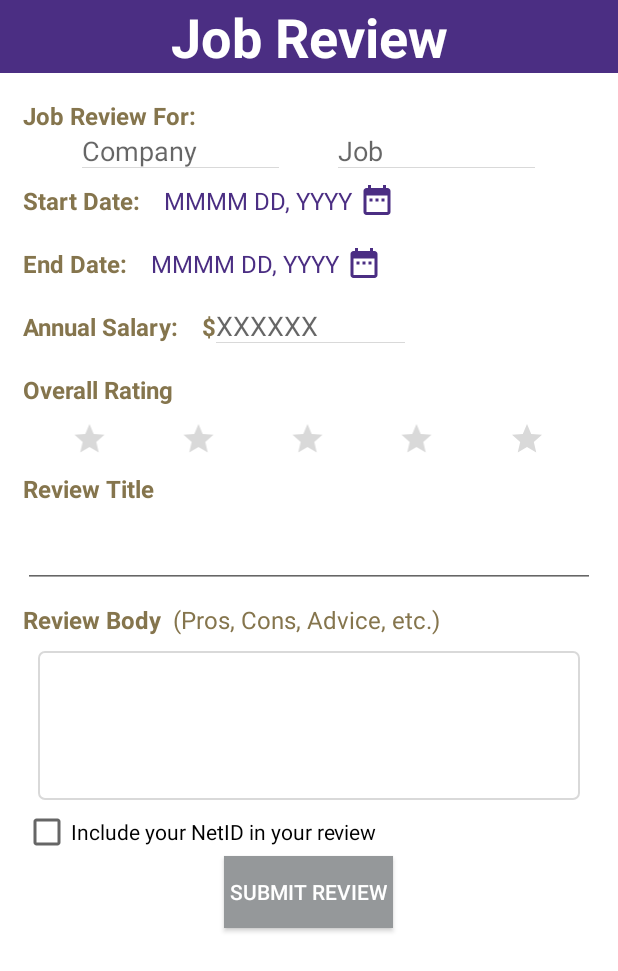
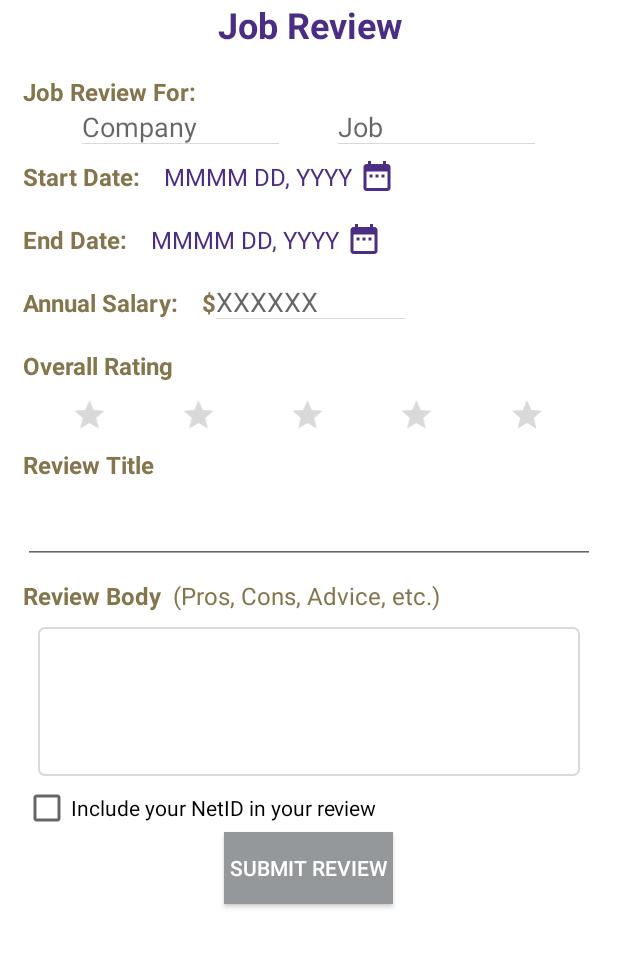
Before and after one commit to JunfeiZhang/GlassDub, an Android app: the WriteReview screen opened directly, with no data from a screen before it, on a phone screen of 412 x 824 dp. Shown: the top 971 px of the screen. Run offline under Robolectric (Android 15) with nearby library versions, the phone set to English and light mode, and no system bars; libraries missing offline, so code that uses them is left out: com.kumulos.android.

Commit message:
start/end dates work

```diff
--- a/app/src/main/java/edu/washington/glassdub/glassdub/InterviewList.java
+++ b/app/src/main/java/edu/washington/glassdub/glassdub/InterviewList.java
@@ -125,7 +125,7 @@ public class InterviewList extends Fragment {
 
         for (int i = 0; i < objects.size(); i++) {
             LinkedHashMap<String, Object> obj = objects.get(i);
-            data[i] = new CustomItem(obj.get("title").toString(), formatDate(obj.get("timeCreated").toString()), obj.get("body").toString(), Integer.valueOf(obj.get("interview_rating").toString()));
+            data[i] = new CustomItem(obj.get("body").toString(), "", formatDate(obj.get("timeCreated").toString()), Integer.valueOf(obj.get("interview_rating").toString()));
         }
 
         return data;
--- a/app/src/main/java/edu/washington/glassdub/glassdub/WriteReview.java
+++ b/app/src/main/java/edu/washington/glassdub/glassdub/WriteReview.java
@@ -193,7 +193,7 @@ public class WriteReview extends Activity {
                                                 String jobResult = (String) objects.get(0).get("companyID");
                                                 Log.d(TAG, "first object:" + objects.get(0).toString());
                                                 Log.i("testing", objects.get(0).toString());
-                                                companyID = objects.get(0).get("companyID").toString();
+                                                companyID = objects.get(0).get("company").toString();
                                                 GlassDub app = (GlassDub) getApplication();
 
                                                 Map<String, String> reviewParams = new HashMap<>();
@@ -389,6 +389,7 @@ public class WriteReview extends Activity {
         public boolean onTouch(View v, MotionEvent event) {
             if(event.getAction() == MotionEvent.ACTION_DOWN) {
                 end_date_view.setText("MMMM DD, YYYY ");
+                end_date_delete.setVisibility(View.INVISIBLE);
             }
             return true;
         }
--- a/app/src/main/res/layout/activity_write_interview.xml
+++ b/app/src/main/res/layout/activity_write_interview.xml
@@ -17,11 +17,11 @@
 
         <TextView
             android:text="Interview Review"
-            android:textSize="@dimen/font_size_title"
+            android:textSize="24dp"
             android:textStyle="bold"
             android:gravity="center"
-            android:background="@color/purple"
-            android:textColor="@color/white"
+            android:background="@color/white"
+            android:textColor="@color/purple"
             android:layout_width="match_parent"
             android:layout_height="wrap_content"
             android:paddingBottom="5dp"/>
--- a/app/src/main/res/layout/activity_write_review.xml
+++ b/app/src/main/res/layout/activity_write_review.xml
@@ -1,5 +1,4 @@
 <?xml version="1.0" encoding="utf-8"?>
-
 <ScrollView xmlns:android="http://schemas.android.com/apk/res/android"
     xmlns:tools="http://schemas.android.com/tools"
     tools:context="edu.washington.glassdub.glassdub.WriteInterview"
@@ -16,71 +15,70 @@
         android:orientation="vertical">
 
         <TextView
+            android:layout_width="match_parent"
+            android:layout_height="wrap_content"
+            android:background="@color/white"
+            android:gravity="center"
             android:text="Job Review"
-            android:textSize="@dimen/font_size_title"
-            android:textStyle="bold"
-            android:gravity="center"
-            android:background="@color/purple"
-            android:textColor="@color/white"
-            android:layout_width="match_parent"
-            android:layout_height="wrap_content"/>
+            android:textColor="@color/purple"
+            android:textSize="24dp"
+            android:textStyle="bold" />
 
         <LinearLayout
+            style="@style/ScreenTheme"
             android:layout_width="match_parent"
             android:layout_height="wrap_content"
-            style="@style/ScreenTheme"
             android:orientation="vertical">
 
             <TextView
-                android:text="Job Review For:"
+                android:id="@+id/review_for_text"
                 style="@style/SubtitleTheme"
                 android:layout_width="match_parent"
                 android:layout_height="wrap_content"
-                android:id="@+id/review_for_text"
-                android:background="@color/colorBackground"/>
+                android:background="@color/colorBackground"
+                android:text="Job Review For:" />
 
             <LinearLayout
+                android:id="@+id/company_job_input_fields"
                 android:layout_width="match_parent"
                 android:layout_height="wrap_content"
-                android:orientation="horizontal"
-                android:id="@+id/company_job_input_fields">
+                android:orientation="horizontal">
 
                 <Space
                     android:layout_width="0dip"
                     android:layout_height="match_parent"
-                    android:layout_weight="0.15"/>
+                    android:layout_weight="0.15" />
 
                 <edu.washington.glassdub.glassdub.CustomEditText
                     android:id="@+id/write_review_company"
+                    style="@style/EditTextTheme"
                     android:layout_width="0dip"
                     android:layout_height="match_parent"
                     android:layout_weight="0.5"
                     android:hint="Company"
-                    style="@style/EditTextTheme"
                     android:inputType="textCapWords"
-                    android:maxLines="1"
-                    />
+                    android:maxLines="1" />
 
                 <Space
                     android:layout_width="0dip"
                     android:layout_height="match_parent"
-                    android:layout_weight="0.15"/>
+                    android:layout_weight="0.15" />
 
                 <edu.washington.glassdub.glassdub.CustomEditText
                     android:id="@+id/write_review_job"
+                    style="@style/EditTextTheme"
                     android:layout_width="0dip"
                     android:layout_height="match_parent"
                     android:layout_weight="0.5"
+                    android:background="@drawable/edittext_bottom_line"
                     android:hint="Job"
-                    style="@style/EditTextTheme"
                     android:inputType="textCapWords"
-                    android:maxLines="1"
-                    android:background="@drawable/edittext_bottom_line"/>
+                    android:maxLines="1" />
 
                 <Space
                     android:layout_width="0dip"
                     android:layout_height="match_parent"
-                    android:layout_weight="0.15"/>
+                    android:layout_weight="0.15" />
             </LinearLayout>
 
             <RelativeLayout
@@ -88,41 +86,41 @@
                 android:layout_height="wrap_content">
 
                 <TextView
+                    android:id="@+id/write_review_start_date_title"
                     style="@style/WriteReviewSubtitleHalfTheme"
                     android:layout_width="wrap_content"
                     android:layout_height="wrap_content"
                     android:layout_alignParentStart="true"
-                    android:text="Start Date:    "
-                    android:id="@+id/write_review_start_date_title" />
+                    android:text="Start Date:    " />
 
                 <TextView
+                    android:id="@+id/write_review_start_date"
                     style="@style/WriteReviewSubtitleHalfTheme"
-                    android:id="@+id/write_review_start_date"
                     android:layout_width="wrap_content"
                     android:layout_height="wrap_content"
+                    android:layout_toEndOf="@id/write_review_start_date_title"
                     android:text="MMMM DD, YYYY "
                     android:textColor="@color/purple"
-                    android:textStyle="normal"
-                    android:layout_toEndOf="@id/write_review_start_date_title" />
+                    android:textStyle="normal" />
 
                 <ImageButton
                     android:id="@+id/write_review_start_date_icon"
                     android:layout_width="wrap_content"
                     android:layout_height="wrap_content"
+                    android:layout_centerVertical="true"
+                    android:layout_toEndOf="@id/write_review_start_date"
+                    android:background="@color/white"
                     android:src="@drawable/ic_date_range_24dp"
-                    android:background="@color/white"
-                    android:layout_centerVertical="true"
-                    android:tint="@color/purple"
-                    android:layout_toEndOf="@id/write_review_start_date"/>
+                    android:tint="@color/purple" />
 
                 <TextView
+                    android:id="@+id/write_review_start_date_error"
                     style="@style/WriteReviewSubtitleHalfTheme"
                     android:layout_width="wrap_content"
                     android:layout_height="wrap_content"
                     android:layout_toEndOf="@id/write_review_start_date_icon"
-                    android:textColor="@color/white"
                     android:text="E"
-                    android:id="@+id/write_review_start_date_error" />
+                    android:textColor="@color/white" />
 
             </RelativeLayout>
 
@@ -131,43 +129,43 @@
                 android:layout_height="wrap_content">
 
                 <TextView
+                    android:id="@+id/write_review_end_date_title"
                     style="@style/WriteReviewSubtitleHalfTheme"
                     android:layout_width="wrap_content"
                     android:layout_height="wrap_content"
                     android:layout_alignParentStart="true"
-                    android:text="End Date:    "
-                    android:id="@+id/write_review_end_date_title" />
+                    android:text="End Date:    " />
 
                 <TextView
+                    android:id="@+id/write_review_end_date"
                     style="@style/WriteReviewSubtitleHalfTheme"
-                    android:id="@+id/write_review_end_date"
                     android:layout_width="wrap_content"
                     android:layout_height="wrap_content"
+                    android:layout_toEndOf="@id/write_review_end_date_title"
                     android:text="MMMM DD, YYYY "
                     android:textColor="@color/purple"
-                    android:textStyle="normal"
-                    android:layout_toEndOf="@id/write_review_end_date_title" />
+                    android:textStyle="normal" />
 
                 <ImageButton
                     android:id="@+id/write_review_end_date_icon"
                     android:layout_width="wrap_content"
                     android:layout_height="wrap_content"
+                    android:layout_centerVertical="true"
+                    android:layout_toEndOf="@id/write_review_end_date"
+                    android:background="@color/white"
                     android:src="@drawable/ic_date_range_24dp"
-                    android:background="@color/white"
-                    android:layout_centerVertical="true"
-                    android:tint="@color/purple"
-                    android:layout_toEndOf="@id/write_review_end_date"/>
+                    android:tint="@color/purple" />
 
                 <ImageButton
                     android:id="@+id/write_review_end_date_delete"
                     android:layout_width="wrap_content"
                     android:layout_height="wrap_content"
+                    android:layout_centerVertical="true"
+                    android:layout_toEndOf="@id/write_review_end_date_icon"
+                    android:background="@color/white"
                     android:src="@drawable/ic_clear_24dp"
-                    android:background="@color/white"
-                    android:layout_centerVertical="true"
                     android:tint="#EE2645"
-                    android:visibility="invisible"
-                    android:layout_toEndOf="@id/write_review_end_date_icon"/>
+                    android:visibility="invisible" />
 
             </RelativeLayout>
 
@@ -177,26 +175,26 @@
                 android:orientation="horizontal">
 
                 <TextView
-                    android:text="Annual Salary:    $"
                     style="@style/SubtitleTheme"
+                    android:layout_width="wrap_content"
+                    android:layout_height="wrap_content"
+                    android:paddingBottom="10dp"
                     android:paddingTop="10dp"
-                    android:paddingBottom="10dp"
-                    android:layout_width="wrap_content"
-                    android:layout_height="wrap_content"/>
+                    android:text="Annual Salary:    $" />
 
                 <edu.washington.glassdub.glassdub.CustomEditText
                     android:id="@+id/write_review_salary"
                     android:layout_width="0dip"
+                    android:layout_height="wrap_content"
                     android:layout_weight="0.3"
-                    android:layout_height="wrap_content"
-                    android:inputType="number"
+                    android:background="@drawable/edittext_bottom_line"
                     android:hint="XXXXXX"
-                    android:background="@drawable/edittext_bottom_line"/>
+                    android:inputType="number" />
 
                 <Space
                     android:layout_width="0dip"
-                    android:layout_weight="0.3"
-                    android:layout_height="match_parent" />
+                    android:layout_height="match_parent"
+                    android:layout_weight="0.3" />
             </LinearLayout>
 
             <LinearLayout
@@ -206,13 +204,13 @@
                 android:textColor="@color/lightgrey">
 
                 <TextView
-                    android:text="Overall Rating"
-                    android:paddingTop="10dp"
-                    android:paddingBottom="10dp"
+                    android:id="@+id/write_review_rating_title"
                     style="@style/SubtitleTheme"
                     android:layout_width="match_parent"
                     android:layout_height="wrap_content"
-                    android:id="@+id/write_review_rating_title"/>
+                    android:paddingBottom="10dp"
+                    android:paddingTop="10dp"
+                    android:text="Overall Rating" />
 
                 <LinearLayout
                     android:layout_width="match_parent"
@@ -220,10 +218,11 @@
                     android:layout_marginLeft="20dp"
                     android:layout_marginRight="20dp">
 
-                    <include android:id="@+id/write_review_rating"
+                    <include
+                        android:id="@+id/write_review_rating"
+                        layout="@layout/list_of_stars"
                         android:layout_width="match_parent"
-                        android:layout_height="match_parent"
-                        layout="@layout/list_of_stars"/>
+                        android:layout_height="match_parent" />
                 </LinearLayout>
 
             </LinearLayout>
@@ -234,20 +233,20 @@
                 android:orientation="vertical">
 
                 <TextView
-                    android:text="Review Title"
+                    style="@style/SubtitleTheme"
+                    android:layout_width="match_parent"
+                    android:layout_height="wrap_content"
+                    android:paddingBottom="10dp"
                     android:paddingTop="10dp"
-                    android:paddingBottom="10dp"
-                    style="@style/SubtitleTheme"
-                    android:layout_height="wrap_content"
-                    android:layout_width="match_parent" />
+                    android:text="Review Title" />
 
                 <edu.washington.glassdub.glassdub.CustomEditText
                     android:id="@+id/write_review_title"
+                    android:layout_width="match_parent"
                     android:layout_height="wrap_content"
-                    android:layout_width="match_parent"
                     android:inputType="text"
                     android:maxLines="11"
-                    android:scrollHorizontally="false"/>
+                    android:scrollHorizontally="false" />
             </LinearLayout>
 
             <LinearLayout
@@ -261,59 +260,59 @@
                     android:orientation="horizontal">
 
                     <TextView
-                        android:text="Review Body"
+                        style="@style/SubtitleTheme"
+                        android:layout_width="wrap_content"
+                        android:layout_height="match_parent"
+                        android:paddingBottom="10dp"
                         android:paddingTop="10dp"
-                        android:paddingBottom="10dp"
-                        style="@style/SubtitleTheme"
-                        android:layout_height="match_parent"
-                        android:layout_width="wrap_content"/>
+                        android:text="Review Body" />
 
                     <TextView
+                        android:id="@+id/write_review_subOverall"
+                        style="@style/SubtitleTheme"
+                        android:layout_width="wrap_content"
+                        android:layout_height="match_parent"
+                        android:paddingBottom="10dp"
+                        android:paddingTop="10dp"
                         android:text="  (Pros, Cons, Advice, etc.)  "
-                        android:paddingTop="10dp"
-                        android:paddingBottom="10dp"
-                        style="@style/SubtitleTheme"
-                        android:textStyle="normal"
-                        android:layout_height="match_parent"
-                        android:layout_width="wrap_content"
-                        android:id="@+id/write_review_subOverall"/>
+                        android:textStyle="normal" />
 
                 </LinearLayout>
 
                 <edu.washington.glassdub.glassdub.CustomEditText
+                    android:id="@+id/write_review_body"
+                    android:layout_width="match_parent"
+                    android:layout_height="wrap_content"
                     android:layout_gravity="center"
+                    android:layout_marginLeft="10dp"
+                    android:layout_marginRight="10dp"
+                    android:background="@drawable/border"
+                    android:gravity="top|left"
+                    android:inputType="textMultiLine"
+                    android:maxLines="2000"
+                    android:minLines="4"
                     android:padding="5dp"
-                    android:gravity="top|left"
-                    android:id ="@+id/write_review_body"
-                    android:layout_marginRight="10dp"
-                    android:layout_marginLeft="10dp"
-                    android:layout_width="match_parent"
-                    android:layout_height ="wrap_content"
-                    android:inputType="textMultiLine"
-                    android:maxLines ="2000"
-                    android:minLines="4"
-                    android:scrollHorizontally="false"
-                    android:background="@drawable/border"/>
+                    android:scrollHorizontally="false" />
             </LinearLayout>
 
             <CheckBox
-                android:text="Include your NetID in your review"
+                android:id="@+id/anonymous"
                 android:layout_width="match_parent"
                 android:layout_height="wrap_content"
-                android:id="@+id/anonymous"
-                android:layout_marginTop="5dp"/>
+                android:layout_marginTop="5dp"
+                android:text="Include your NetID in your review" />
 
             <Button
-                android:text="Submit Review"
-                android:layout_gravity="center"
+                android:id="@+id/write_review_submit_button"
                 android:layout_width="wrap_content"
                 android:layout_height="wrap_content"
-                android:textColor="@color/white"
+                android:layout_gravity="center"
+                android:layout_marginBottom="30dp"
                 android:background="@color/mediumgrey"
-                android:id="@+id/write_review_submit_button"
-                android:layout_marginBottom="30dp"
                 android:paddingLeft="4dp"
-                android:paddingRight="4dp"/>
+                android:paddingRight="4dp"
+                android:text="Submit Review"
+                android:textColor="@color/white" />
         </LinearLayout>
     </LinearLayout>
 </ScrollView>
```
